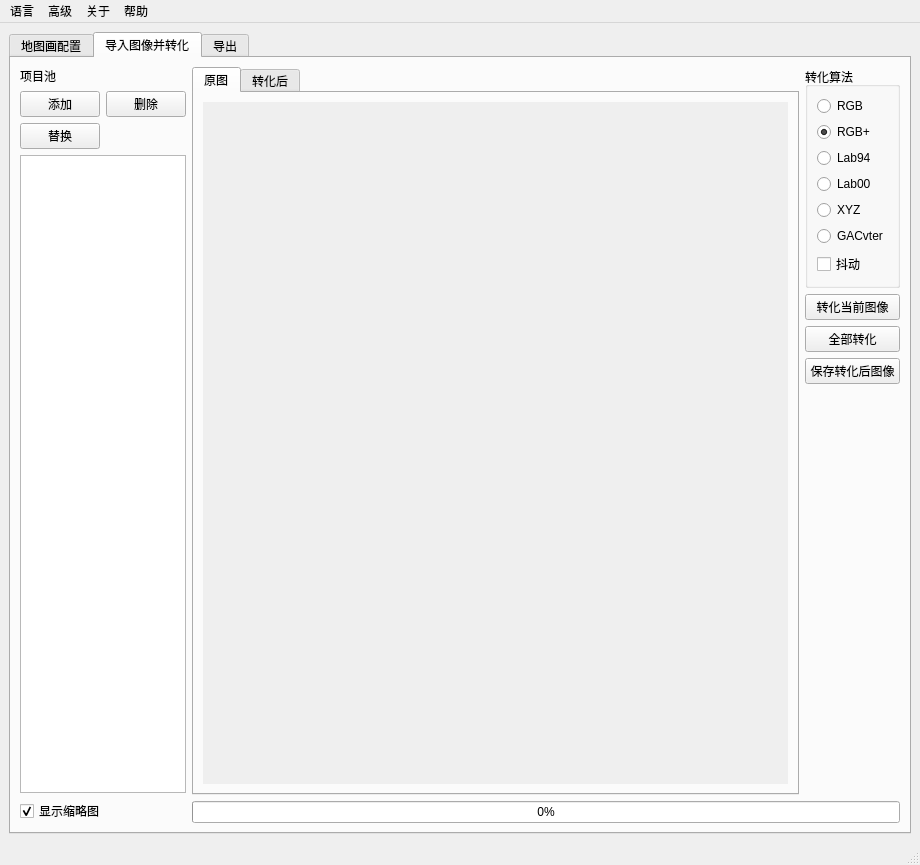
Qt form SlopeCraft/SCWind.ui (SlopeCraft/SlopeCraft) before a commit.
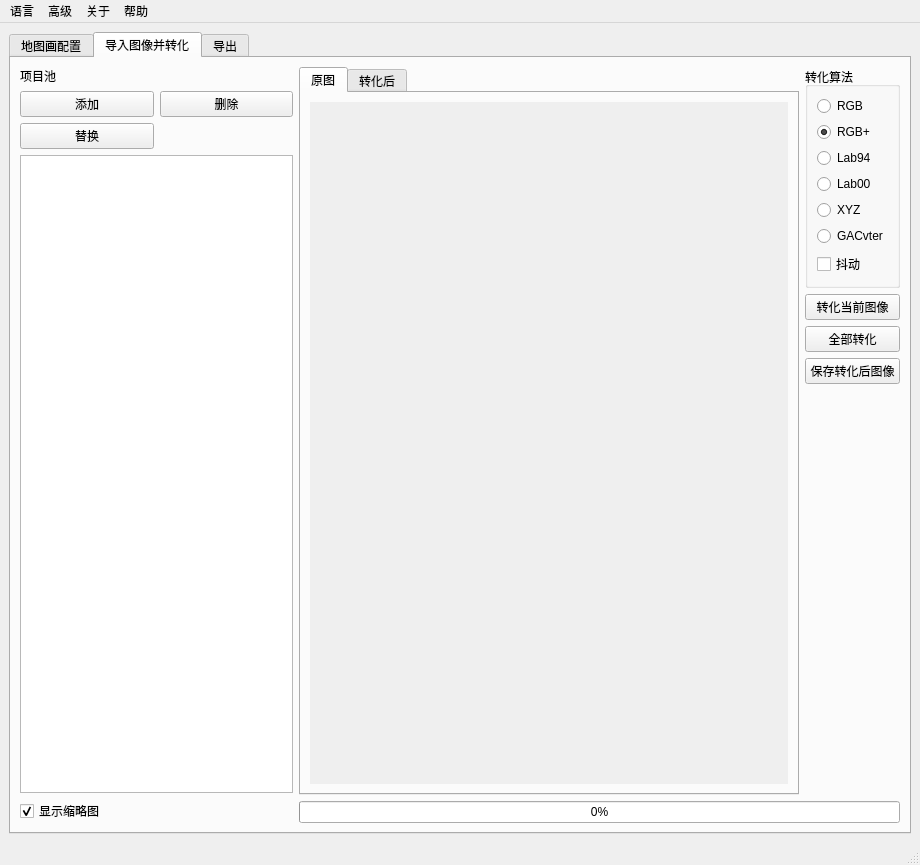
The same form after that commit. The open tabs and pages were chosen to show the change. Icons and pictures are not drawn. Custom widgets are drawn as their Qt base class.

Commit message: show map shape of image

```diff
--- a/SlopeCraft/SCWind.ui
+++ b/SlopeCraft/SCWind.ui
@@ -370,107 +370,21 @@
        <attribute name="title">
         <string>导入图像并转化</string>
        </attribute>
-       <layout class="QGridLayout" name="gridLayout_6" columnstretch="1,10,0,0">
-        <item row="0" column="1" rowspan="5">
-         <widget class="QTabWidget" name="tw_cvt_image">
-          <property name="minimumSize">
-           <size>
-            <width>500</width>
-            <height>400</height>
-           </size>
+       <layout class="QGridLayout" name="gridLayout_6" columnstretch="1,0,0,0">
+        <item row="2" column="2" colspan="2">
+         <widget class="QPushButton" name="pb_cvt_all">
+          <property name="sizePolicy">
+           <sizepolicy hsizetype="Preferred" vsizetype="Fixed">
+            <horstretch>0</horstretch>
+            <verstretch>0</verstretch>
+           </sizepolicy>
           </property>
-          <property name="tabPosition">
-           <enum>QTabWidget::TabPosition::North</enum>
+          <property name="text">
+           <string>全部转化</string>
           </property>
-          <property name="tabShape">
-           <enum>QTabWidget::TabShape::Rounded</enum>
-          </property>
-          <property name="currentIndex">
-           <number>0</number>
-          </property>
-          <property name="elideMode">
-           <enum>Qt::TextElideMode::ElideLeft</enum>
-          </property>
-          <property name="documentMode">
-           <bool>false</bool>
-          </property>
-          <property name="tabsClosable">
-           <bool>false</bool>
-          </property>
-          <property name="tabBarAutoHide">
-           <bool>false</bool>
-          </property>
-          <widget class="QWidget" name="tab_4">
-           <attribute name="title">
-            <string>原图</string>
-           </attribute>
-           <layout class="QGridLayout" name="gridLayout_7">
-            <item row="0" column="0">
-             <widget class="AdaptiveLabel" name="lb_raw_image">
-              <property name="sizePolicy">
-               <sizepolicy hsizetype="Expanding" vsizetype="Expanding">
-                <horstretch>0</horstretch>
-                <verstretch>0</verstretch>
-               </sizepolicy>
-              </property>
-              <property name="autoFillBackground">
-               <bool>true</bool>
-              </property>
-              <property name="frameShape">
-               <enum>QFrame::Shape::NoFrame</enum>
-              </property>
-              <property name="lineWidth">
-               <number>1</number>
-              </property>
-              <property name="text">
-               <string/>
-              </property>
-              <property name="scaledContents">
-               <bool>false</bool>
-              </property>
-             </widget>
-            </item>
-           </layout>
-          </widget>
-          <widget class="QWidget" name="tab_5">
-           <attribute name="title">
-            <string>转化后</string>
-           </attribute>
-           <layout class="QGridLayout" name="gridLayout_8">
-            <item row="0" column="0">
-             <widget class="AdaptiveLabel" name="lb_cvted_image">
-              <property name="sizePolicy">
-               <sizepolicy hsizetype="Expanding" vsizetype="Expanding">
-                <horstretch>0</horstretch>
-                <verstretch>0</verstretch>
-               </sizepolicy>
-              </property>
-              <property name="autoFillBackground">
-               <bool>true</bool>
-              </property>
-              <property name="frameShape">
-               <enum>QFrame::Shape::NoFrame</enum>
-              </property>
-              <property name="lineWidth">
-               <number>1</number>
-              </property>
-              <property name="text">
-               <string/>
-              </property>
-             </widget>
-            </item>
-           </layout>
-          </widget>
          </widget>
         </item>
-        <item row="5" column="1" colspan="3">
-         <widget class="QProgressBar" name="pbar_cvt">
-          <property name="value">
-           <number>0</number>
-          </property>
-         </widget>
-        </item>
-        <item row="0" column="0" rowspan="6">
+        <item row="0" column="0" rowspan="7">
          <layout class="QGridLayout" name="gridLayout_11">
           <property name="leftMargin">
            <number>0</number>
@@ -585,6 +499,32 @@
           </item>
          </layout>
         </item>
+        <item row="5" column="2" colspan="2">
+         <spacer name="verticalSpacer">
+          <property name="orientation">
+           <enum>Qt::Orientation::Vertical</enum>
+          </property>
+          <property name="sizeHint" stdset="0">
+           <size>
+            <width>20</width>
+            <height>40</height>
+           </size>
+          </property>
+         </spacer>
+        </item>
+        <item row="3" column="2" colspan="2">
+         <widget class="QPushButton" name="pb_save_converted">
+          <property name="sizePolicy">
+           <sizepolicy hsizetype="Preferred" vsizetype="Fixed">
+            <horstretch>0</horstretch>
+            <verstretch>0</verstretch>
+           </sizepolicy>
+          </property>
+          <property name="text">
+           <string>保存转化后图像</string>
+          </property>
+         </widget>
+        </item>
         <item row="0" column="2" colspan="2">
          <widget class="QGroupBox" name="groupBox_4">
           <property name="title">
@@ -659,43 +599,113 @@
           </property>
          </widget>
         </item>
-        <item row="3" column="2" colspan="2">
-         <widget class="QPushButton" name="pb_save_converted">
-          <property name="sizePolicy">
-           <sizepolicy hsizetype="Preferred" vsizetype="Fixed">
-            <horstretch>0</horstretch>
-            <verstretch>0</verstretch>
-           </sizepolicy>
-          </property>
-          <property name="text">
-           <string>保存转化后图像</string>
-          </property>
-         </widget>
-        </item>
         <item row="4" column="2" colspan="2">
-         <spacer name="verticalSpacer">
-          <property name="orientation">
-           <enum>Qt::Orientation::Vertical</enum>
+         <widget class="QLabel" name="lb_map_shape">
+          <property name="text">
+           <string/>
           </property>
-          <property name="sizeHint" stdset="0">
+          <property name="alignment">
+           <set>Qt::AlignmentFlag::AlignCenter</set>
+          </property>
+         </widget>
+        </item>
+        <item row="6" column="1" colspan="3">
+         <widget class="QProgressBar" name="pbar_cvt">
+          <property name="value">
+           <number>0</number>
+          </property>
+         </widget>
+        </item>
+        <item row="0" column="1" rowspan="6">
+         <widget class="QTabWidget" name="tw_cvt_image">
+          <property name="minimumSize">
            <size>
-            <width>20</width>
-            <height>40</height>
+            <width>500</width>
+            <height>400</height>
            </size>
           </property>
-         </spacer>
-        </item>
-        <item row="2" column="2" colspan="2">
-         <widget class="QPushButton" name="pb_cvt_all">
-          <property name="sizePolicy">
-           <sizepolicy hsizetype="Preferred" vsizetype="Fixed">
-            <horstretch>0</horstretch>
-            <verstretch>0</verstretch>
-           </sizepolicy>
+          <property name="tabPosition">
+           <enum>QTabWidget::TabPosition::North</enum>
           </property>
-          <property name="text">
-           <string>全部转化</string>
+          <property name="tabShape">
+           <enum>QTabWidget::TabShape::Rounded</enum>
           </property>
+          <property name="currentIndex">
+           <number>0</number>
+          </property>
+          <property name="elideMode">
+           <enum>Qt::TextElideMode::ElideLeft</enum>
+          </property>
+          <property name="documentMode">
+           <bool>false</bool>
+          </property>
+          <property name="tabsClosable">
+           <bool>false</bool>
+          </property>
+          <property name="tabBarAutoHide">
+           <bool>false</bool>
+          </property>
+          <widget class="QWidget" name="tab_4">
+           <attribute name="title">
+            <string>原图</string>
+           </attribute>
+           <layout class="QGridLayout" name="gridLayout_7">
+            <item row="0" column="0">
+             <widget class="AdaptiveLabel" name="lb_raw_image">
+              <property name="sizePolicy">
+               <sizepolicy hsizetype="Expanding" vsizetype="Expanding">
+                <horstretch>0</horstretch>
+                <verstretch>0</verstretch>
+               </sizepolicy>
+              </property>
+              <property name="autoFillBackground">
+               <bool>true</bool>
+              </property>
+              <property name="frameShape">
+               <enum>QFrame::Shape::NoFrame</enum>
+              </property>
+              <property name="lineWidth">
+               <number>1</number>
+              </property>
+              <property name="text">
+               <string/>
+              </property>
+              <property name="scaledContents">
+               <bool>false</bool>
+              </property>
+             </widget>
+            </item>
+           </layout>
+          </widget>
+          <widget class="QWidget" name="tab_5">
+           <attribute name="title">
+            <string>转化后</string>
+           </attribute>
+           <layout class="QGridLayout" name="gridLayout_8">
+            <item row="0" column="0">
+             <widget class="AdaptiveLabel" name="lb_cvted_image">
+              <property name="sizePolicy">
+               <sizepolicy hsizetype="Expanding" vsizetype="Expanding">
+                <horstretch>0</horstretch>
+                <verstretch>0</verstretch>
+               </sizepolicy>
+              </property>
+              <property name="autoFillBackground">
+               <bool>true</bool>
+              </property>
+              <property name="frameShape">
+               <enum>QFrame::Shape::NoFrame</enum>
+              </property>
+              <property name="lineWidth">
+               <number>1</number>
+              </property>
+              <property name="text">
+               <string/>
+              </property>
+             </widget>
+            </item>
+           </layout>
+          </widget>
          </widget>
         </item>
        </layout>
```
The commit also changes 1 other file.
